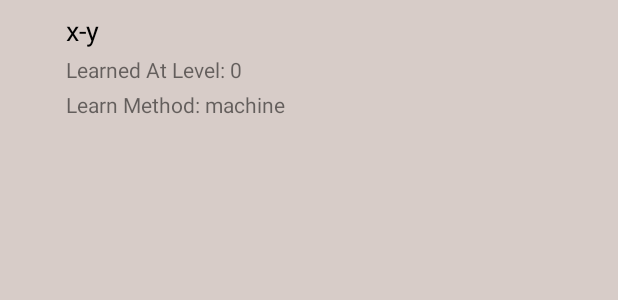
After one commit to ayushKataria/MyPokedex, an Android app: the layout pokemon_move_list_item.xml on its own in the app's theme, with its tools: preview values and no code run, on a phone screen of 412 x 824 dp. The commit adds this screen. Shown: the top 300 px of the screen. Run offline under Robolectric (Android 15) with nearby library versions, the phone set to English and light mode, and no system bars; network calls fail.

Commit message:
added pokemonMoves fragment to pokemonDetails

```diff
--- a/app/src/main/java/com/example/akat2/mypokedex/adapters/PokemonAbilityListAdapter.kt
+++ b/app/src/main/java/com/example/akat2/mypokedex/adapters/PokemonAbilityListAdapter.kt
@@ -12,7 +12,7 @@ import com.example.akat2.mypokedex.models.Ability
 /**
  * Created by Ayush Kataria on 03-07-2018.
  */
-class PokemonAbilityListAdapter(val context: Context?, val abilityList: ArrayList<Ability>,
+class PokemonAbilityListAdapter(val context: Context?, private val abilityList: ArrayList<Ability>,
                                 val itemClick: (Ability) -> Unit): RecyclerView.Adapter<PokemonAbilityListAdapter.ViewHolder>() {
     override fun onCreateViewHolder(parent: ViewGroup, viewType: Int): ViewHolder {
         val view = LayoutInflater.from(context).inflate(R.layout.pokemon_ability_list_item, parent, false)
--- a/app/src/main/java/com/example/akat2/mypokedex/adapters/PokemonDetailViewPagerAdapter.kt
+++ b/app/src/main/java/com/example/akat2/mypokedex/adapters/PokemonDetailViewPagerAdapter.kt
@@ -4,6 +4,7 @@ import android.support.v4.app.Fragment
 import android.support.v4.app.FragmentManager
 import android.support.v4.app.FragmentPagerAdapter
 import com.example.akat2.mypokedex.fragments.PokemonDetailAbilitiesFragment
+import com.example.akat2.mypokedex.fragments.PokemonDetailMovesFragment
 import com.example.akat2.mypokedex.fragments.PokemonDetailOverviewFragment
 
 /**
@@ -17,6 +18,7 @@ class PokemonDetailViewPagerAdapter(fm: FragmentManager?) : FragmentPagerAdapter
         return when(position) {
             0 -> PokemonDetailOverviewFragment()
             1 -> PokemonDetailAbilitiesFragment()
+            4 -> PokemonDetailMovesFragment()
             else -> Fragment()
         }
     }
--- a/app/src/main/java/com/example/akat2/mypokedex/adapters/PokemonListAdapter.kt
+++ b/app/src/main/java/com/example/akat2/mypokedex/adapters/PokemonListAdapter.kt
@@ -15,7 +15,7 @@ import com.example.akat2.mypokedex.utils.Utils
 /**
  * Created by Ayush Kataria on 21-06-2018.
  */
-class PokemonListAdapter(val context: Context, val pokemonList: ArrayList<PokemonListItemModel>, val itemClick: (PokemonListItemModel, ImageView) -> Unit): RecyclerView.Adapter<PokemonListAdapter.ViewHolder>() {
+class PokemonListAdapter(val context: Context, private val pokemonList: ArrayList<PokemonListItemModel>, private val itemClick: (PokemonListItemModel, ImageView) -> Unit): RecyclerView.Adapter<PokemonListAdapter.ViewHolder>() {
 
     override fun onCreateViewHolder(parent: ViewGroup, viewType: Int): ViewHolder {
         val view = LayoutInflater.from(context).inflate(R.layout.pokemon_list_item, parent, false)
@@ -30,7 +30,7 @@ class PokemonListAdapter(val context: Context, val pokemonList: ArrayList<Pokemo
         holder.bindPokemon(pokemonList[position])
     }
 
-    inner class ViewHolder(itemView: View?, val itemClick: (PokemonListItemModel, ImageView) -> Unit) : RecyclerView.ViewHolder(itemView) {
+    inner class ViewHolder(itemView: View?, private val itemClick: (PokemonListItemModel, ImageView) -> Unit) : RecyclerView.ViewHolder(itemView) {
 
         val pokemonListImage = itemView?.findViewById<ImageView>(R.id.pokemonListImageView)
         val pokemonListNameTxt = itemView?.findViewById<TextView>(R.id.pokemonListNameTxt)
--- a/app/src/main/java/com/example/akat2/mypokedex/adapters/PokemonTypeListAdapter.kt
+++ b/app/src/main/java/com/example/akat2/mypokedex/adapters/PokemonTypeListAdapter.kt
@@ -13,8 +13,8 @@ import com.example.akat2.mypokedex.utils.Utils
 /**
  * Created by Ayush Kataria on 02-07-2018.
  */
-class PokemonTypeListAdapter(val context: Context?, val types: ArrayList<String>, val typeUrl: HashMap<String, String>
-                             ,val itemClick: (String) -> Unit): RecyclerView.Adapter<PokemonTypeListAdapter.ViewHolder>() {
+class PokemonTypeListAdapter(val context: Context?, private val types: ArrayList<String>, val typeUrl: HashMap<String, String>
+                             , val itemClick: (String) -> Unit): RecyclerView.Adapter<PokemonTypeListAdapter.ViewHolder>() {
 
     override fun onCreateViewHolder(parent: ViewGroup, viewType: Int): ViewHolder {
         val view = LayoutInflater.from(context).inflate(R.layout.pokemon_type_list_item, parent, false)
--- a/app/src/main/java/com/example/akat2/mypokedex/models/Move.kt
+++ b/app/src/main/java/com/example/akat2/mypokedex/models/Move.kt
@@ -3,5 +3,5 @@ package com.example.akat2.mypokedex.models
 /**
  * Created by Ayush Kataria on 24-06-2018.
  */
-class Move {
+class Move(val name: String, val versionGroups: ArrayList<MoveVersionGroupDetails>, val url: String) {
 }
--- a/app/src/main/java/com/example/akat2/mypokedex/models/Pokemon.kt
+++ b/app/src/main/java/com/example/akat2/mypokedex/models/Pokemon.kt
@@ -6,6 +6,6 @@ package com.example.akat2.mypokedex.models
 class Pokemon(var id: Int, var name: String, var baseExperience: Int, var height: Int, var weight: Int,
               val abilities: ArrayList<Ability>, val gameVersionNames: ArrayList<String>, val gameVersionUrls: HashMap<String, String>,
               val types: ArrayList<String>, val typeUrls: HashMap<String, String>, val stats: ArrayList<PokemonStat>,
-              val sprites: HashMap<String, String>, val moves: ArrayList<String>, val moveUrls: HashMap<String, String>) {
+              val sprites: HashMap<String, String>, val moves: ArrayList<Move>) {
 
 }
--- /dev/null
+++ b/app/src/main/res/layout/pokemon_move_list_item.xml
@@ -0,0 +1,55 @@
+<?xml version="1.0" encoding="utf-8"?>
+<android.support.constraint.ConstraintLayout xmlns:android="http://schemas.android.com/apk/res/android"
+    xmlns:app="http://schemas.android.com/apk/res-auto"
+    xmlns:tools="http://schemas.android.com/tools"
+    android:layout_width="match_parent"
+    android:layout_height="match_parent"
+    android:background="@color/brown"
+    android:paddingStart="36dp">
+
+    <TextView
+        android:id="@+id/pokemonDetailMoveVersionNameTxt"
+        android:layout_width="wrap_content"
+        android:layout_height="wrap_content"
+        android:layout_marginStart="8dp"
+        android:layout_marginTop="8dp"
+        android:textColor="@android:color/black"
+        android:textSize="18sp"
+        app:layout_constraintStart_toStartOf="parent"
+        app:layout_constraintTop_toTopOf="parent"
+        tools:text="x-y" />
+
+    <TextView
+        android:id="@+id/textView9"
+        android:layout_width="wrap_content"
+        android:layout_height="wrap_content"
+        android:layout_marginTop="4dp"
+        android:text="Learned At Level: "
+        app:layout_constraintStart_toStartOf="@+id/pokemonDetailMoveVersionNameTxt"
+        app:layout_constraintTop_toBottomOf="@+id/pokemonDetailMoveVersionNameTxt" />
+
+    <TextView
+        android:id="@+id/pokemonDetailMoveVersionLevelLearnedAtTxt"
+        android:layout_width="wrap_content"
+        android:layout_height="wrap_content"
+        app:layout_constraintStart_toEndOf="@+id/textView9"
+        app:layout_constraintTop_toTopOf="@+id/textView9"
+        tools:text="0" />
+
+    <TextView
+        android:id="@+id/textView13"
+        android:layout_width="wrap_content"
+        android:layout_height="wrap_content"
+        android:layout_marginTop="4dp"
+        android:text="Learn Method: "
+        app:layout_constraintStart_toStartOf="@+id/textView9"
+        app:layout_constraintTop_toBottomOf="@+id/textView9" />
+
+    <TextView
+        android:id="@+id/pokemonDetailMoveVersionLearnMethodTxt"
+        android:layout_width="wrap_content"
+        android:layout_height="wrap_content"
+        app:layout_constraintStart_toEndOf="@+id/textView13"
+        app:layout_constraintTop_toTopOf="@+id/textView13"
+        tools:text="machine" />
+</android.support.constraint.ConstraintLayout>
--- a/app/src/main/res/values/colors.xml
+++ b/app/src/main/res/values/colors.xml
@@ -3,4 +3,5 @@
     <color name="colorPrimary">#f44336</color>
     <color name="colorPrimaryDark">#d32f2f</color>
     <color name="colorAccent">#ff4081</color>
+    <color name="brown">#d7ccc8</color>
 </resources>
```
Also changed, not shown: app/src/main/java/com/example/akat2/mypokedex/activities/PokemonDetailActivity.kt (+19 -8 lines), app/src/main/java/com/example/akat2/mypokedex/adapters/PokemonDetailMoveExpandableListAdapter.kt (added, +74 -0 lines), app/src/main/java/com/example/akat2/mypokedex/fragments/PokemonDetailMovesFragment.kt (added, +30 -0 lines), app/src/main/java/com/example/akat2/mypokedex/models/MoveVersionGroupDetails.kt (added, +7 -0 lines), app/src/main/java/com/example/akat2/mypokedex/models/Type.kt (deleted, +0 -7 lines), app/src/main/res/drawable/expandable_list_indicator.xml (added, +12 -0 lines), app/src/main/res/drawable/ic_arrow_down.xml (added, +9 -0 lines), app/src/main/res/layout/fragment_pokemon_details_moves.xml (added, +18 -0 lines), app/src/main/res/layout/pokemon_move_list_group.xml (added, +21 -0 lines).
